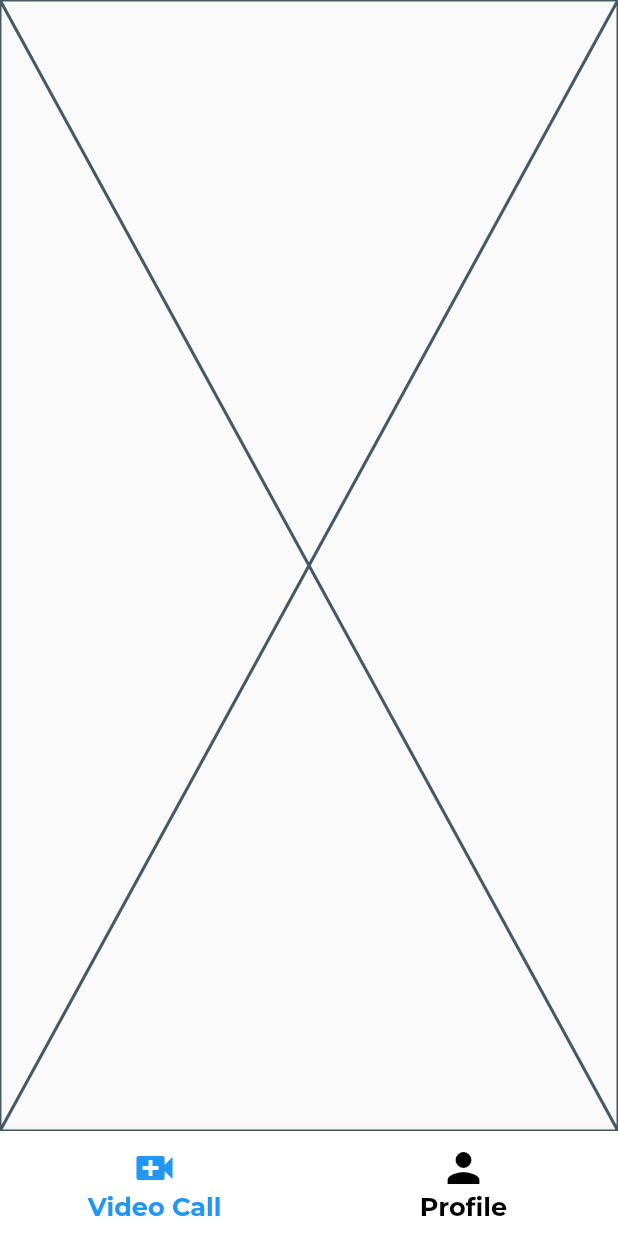
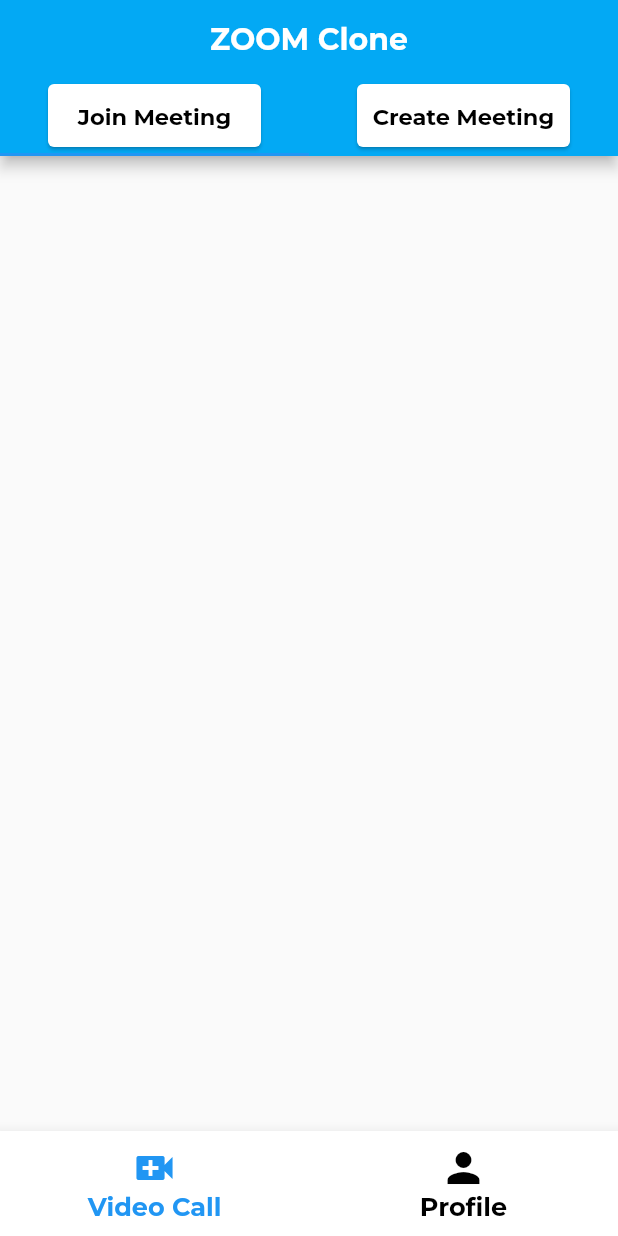
Before and after one commit to yousseffatih/Zoom_clone, a Flutter app: the screen it shows once a user with an empty profile is signed in, on a phone screen of 412 x 824 dp. Run offline on Flutter 3.47's test engine with Material 2 defaults, Android fonts, the phone set to English and light mode, and no system bars; our stand-ins replace cloud_firestore, firebase_auth, firebase_core, flutter_custom_clippers, google_fonts, introduction_screen; missing offline and left inert: flutter_gradient_colors; accounts and stored records are empty.

Commit message:
Create Meeting With Code

```diff
--- a/lib/Screens/VideoConferenceScreen.dart
+++ b/lib/Screens/VideoConferenceScreen.dart
@@ -1,4 +1,7 @@
 import 'package:flutter/material.dart';
+import 'package:zoom_clone/variables.dart';
+import 'package:zoom_clone/videoconference/createMeeting.dart';
+import 'package:zoom_clone/videoconference/joingmeeting.dart';
 
 class VideoConferenceScreen extends StatefulWidget {
   const VideoConferenceScreen({super.key});
@@ -7,9 +10,53 @@ class VideoConferenceScreen extends StatefulWidget {
   State<VideoConferenceScreen> createState() => _VideoConferenceScreenState();
 }
 
-class _VideoConferenceScreenState extends State<VideoConferenceScreen> {
+class _VideoConferenceScreenState extends State<VideoConferenceScreen>
+    with SingleTickerProviderStateMixin {
+  TabController? tabController;
+  buildTab(String name) {
+    return Container(
+      width: 150,
+      height: 50,
+      child: Card(
+        child: Center(
+          child: Text(
+            name,
+            style: mystyle(15, Colors.black, FontWeight.w700),
+          ),
+        ),
+      ),
+    );
+  }
+
+  @override
+  void initState() {
+    // TODO: implement initState
+    super.initState();
+    tabController = TabController(length: 2, vsync: this);
+  }
+
   @override
   Widget build(BuildContext context) {
-    return const Placeholder();
+    return Scaffold(
+      appBar: AppBar(
+        centerTitle: true,
+        backgroundColor: Colors.lightBlue,
+        title: Text(
+          "ZOOM Clone",
+          style: mystyle(20, Colors.white, FontWeight.w700),
+        ),
+        bottom: TabBar(
+          controller: tabController,
+          tabs: [buildTab("Join Meeting"), buildTab("Create Meeting")],
+        ),
+      ),
+      body: TabBarView(
+        controller: tabController,
+        children: [
+          JoingMeeting(),
+          createMeeting(),
+        ],
+      ),
+    );
   }
 }
--- /dev/null
+++ b/lib/videoconference/joingmeeting.dart
@@ -0,0 +1,15 @@
+import 'package:flutter/material.dart';
+
+class JoingMeeting extends StatefulWidget {
+  const JoingMeeting({super.key});
+
+  @override
+  State<JoingMeeting> createState() => _JoingMeetingState();
+}
+
+class _JoingMeetingState extends State<JoingMeeting> {
+  @override
+  Widget build(BuildContext context) {
+    return const Scaffold();
+  }
+}
```
Also changed, not shown: lib/videoconference/createMeeting.dart (added, +75 -0 lines).
